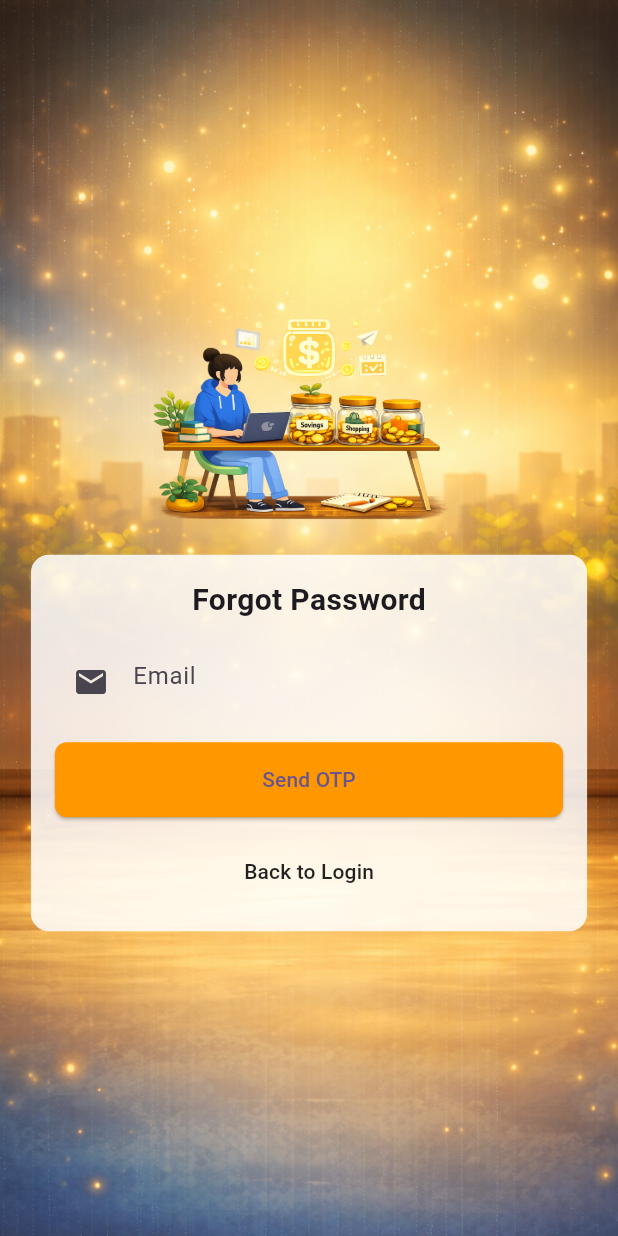
After one commit to hoangtv04/expense_jars_app, a Flutter app: the screen it shows after launch, after a tap on "Forgot password?", on a phone screen of 412 x 824 dp. The commit adds this screen. Run offline on Flutter 3.47's test engine with Material 3 defaults, Android fonts, the phone set to English and light mode, and no system bars; our stand-ins replace sqflite, sqflite_common_ffi; accounts and stored records are empty.

Commit message:
update successful resetpass, forgotpass

```diff
--- /dev/null
+++ b/lib/presentation/screens/forgot_password.dart
@@ -0,0 +1,254 @@
+import 'package:flutter/material.dart';
+import 'package:flutter_application_jars/controllers/user_controller.dart';
+
+class ForgotPasswordScreen extends StatefulWidget {
+  const ForgotPasswordScreen({super.key});
+
+  @override
+  State<ForgotPasswordScreen> createState() => _ForgotPasswordScreenState();
+}
+
+class _ForgotPasswordScreenState extends State<ForgotPasswordScreen> {
+  final _emailCtrl = TextEditingController();
+  final _otpCtrl = TextEditingController();
+  final _newPassCtrl = TextEditingController();
+  final _formKey = GlobalKey<FormState>();
+
+  final UserController _userController = UserController();
+
+  int _step = 1;
+  bool _isLoading = false;
+
+  @override
+  Widget build(BuildContext context) {
+    return Scaffold(
+      body: Stack(
+        children: [
+          // ===== BACKGROUND =====
+          Positioned.fill(
+            child: Image.asset('lib/assets/login_bg.png', fit: BoxFit.cover),
+          ),
+
+          // ===== BODY =====
+          Center(
+            child: SingleChildScrollView(
+              child: Padding(
+                padding: const EdgeInsets.all(16),
+                child: Form(
+                  key: _formKey,
+                  child: Column(
+                    children: [
+                      // ===== LOGO =====
+                      Image.asset('lib/assets/login.png', width: 220),
+                      const SizedBox(height: 20),
+
+                      if (_step == 1) _emailStep(),
+                      if (_step == 2) _otpStep(),
+                      if (_step == 3) _newPasswordStep(),
+                    ],
+                  ),
+                ),
+              ),
+            ),
+          ),
+        ],
+      ),
+    );
+  }
+
+  Widget _emailStep() {
+    return _card(
+      Column(
+        children: [
+          const Text(
+            'Forgot Password',
+            style: TextStyle(fontSize: 20, fontWeight: FontWeight.bold),
+          ),
+          const SizedBox(height: 16),
+          TextFormField(
+            controller: _emailCtrl,
+            decoration: const InputDecoration(
+              hintText: 'Email',
+              prefixIcon: Icon(Icons.email),
+              border: InputBorder.none,
+            ),
+            validator: (v) =>
+                v == null || v.isEmpty ? 'Email is required' : null,
+          ),
+          const SizedBox(height: 16),
+          _button(text: 'Send OTP', onPressed: _sendOtp),
+          const SizedBox(height: 12),
+          TextButton(
+            onPressed: () {
+              Navigator.pop(context); // back to Login
+            },
+            child: const Text(
+              'Back to Login',
+              style: TextStyle(color: Colors.black87, fontSize: 14),
+            ),
+          ),
+        ],
+      ),
+    );
+  }
+
+  Widget _otpStep() {
+    return _card(
+      Column(
+        children: [
+          const Text(
+            'Enter OTP',
+            style: TextStyle(fontSize: 18, fontWeight: FontWeight.bold),
+          ),
+          const SizedBox(height: 16),
+          TextFormField(
+            controller: _otpCtrl,
+            keyboardType: TextInputType.number,
+            decoration: const InputDecoration(
+              hintText: 'OTP Code',
+              prefixIcon: Icon(Icons.lock),
+              border: InputBorder.none,
+            ),
+            validator: (v) => v == null || v.length != 6 ? 'Invalid OTP' : null,
+          ),
+          const SizedBox(height: 16),
+          _button(text: 'Verify OTP', onPressed: _verifyOtp),
+          const SizedBox(height: 8),
+          TextButton(
+            onPressed: () {
+              setState(() {
+                _step = 1;
+                _otpCtrl.clear();
+              });
+            },
+            child: const Text(
+              'Back',
+              style: TextStyle(color: Colors.black87, fontSize: 14),
+            ),
+          ),
+        ],
+      ),
+    );
+  }
+
+  Widget _newPasswordStep() {
+    return _card(
+      Column(
+        children: [
+          const Text(
+            'New Password',
+            style: TextStyle(fontSize: 18, fontWeight: FontWeight.bold),
+          ),
+          const SizedBox(height: 16),
+          TextFormField(
+            controller: _newPassCtrl,
+            obscureText: true,
+            decoration: const InputDecoration(
+              hintText: 'New password',
+              prefixIcon: Icon(Icons.lock_outline),
+              border: InputBorder.none,
+            ),
+            validator: (v) => v == null || v.length < 6
+                ? 'Password must be at least 6 characters'
+                : null,
+          ),
+          const SizedBox(height: 16),
+          _button(text: 'Update Password', onPressed: _updatePassword),
+          const SizedBox(height: 8),
+          TextButton(
+            onPressed: () {
+              setState(() {
+                _step = 2;
+                _newPassCtrl.clear();
+              });
+            },
+            child: const Text(
+              'Back',
+              style: TextStyle(color: Colors.black87, fontSize: 14),
+            ),
+          ),
+        ],
+      ),
+    );
+  }
+
+  Widget _card(Widget child) {
+    return Container(
+      width: MediaQuery.of(context).size.width * .9,
+      padding: const EdgeInsets.all(16),
+      decoration: BoxDecoration(
+        color: Colors.white.withOpacity(.85),
+        borderRadius: BorderRadius.circular(12),
+      ),
+      child: child,
+    );
+  }
+
+  Widget _button({required String text, required VoidCallback onPressed}) {
+    return SizedBox(
+      width: double.infinity,
+      height: 50,
+      child: ElevatedButton(
+        onPressed: _isLoading ? null : onPressed,
+        style: ElevatedButton.styleFrom(
+          backgroundColor: Colors.orange,
+          shape: RoundedRectangleBorder(borderRadius: BorderRadius.circular(8)),
+        ),
+        child: _isLoading
+            ? const CircularProgressIndicator(color: Colors.white)
+            : Text(text),
+      ),
+    );
+  }
+
+  Future<void> _sendOtp() async {
+    if (!_formKey.currentState!.validate()) return;
+    setState(() => _isLoading = true);
+
+    final ok = await _userController.sendOtpToEmail(_emailCtrl.text.trim());
+
+    setState(() => _isLoading = false);
+    if (!ok) {
+      _toast('Email not found');
+      return;
+    }
+
+    _toast('OTP sent (check console)');
+    setState(() => _step = 2);
+  }
+
+  void _verifyOtp() {
+    if (!_formKey.currentState!.validate()) return;
+
+    if (!_userController.verifyOtp(_otpCtrl.text.trim())) {
+      _toast('Invalid OTP');
+      return;
+    }
+
+    setState(() => _step = 3);
+  }
+
+  Future<void> _updatePassword() async {
+    if (!_formKey.currentState!.validate()) return;
+    setState(() => _isLoading = true);
+
+    final ok = await _userController.resetPassword(
+      _emailCtrl.text.trim(),
+      _newPassCtrl.text.trim(),
+    );
+
+    setState(() => _isLoading = false);
+
+    if (!ok) {
+      _toast('Update failed');
+      return;
+    }
+
+    _toast('Password updated');
+    Navigator.pop(context);
+  }
+
+  void _toast(String msg) {
+    ScaffoldMessenger.of(context).showSnackBar(SnackBar(content: Text(msg)));
+  }
+}
--- a/lib/presentation/screens/login.dart
+++ b/lib/presentation/screens/login.dart
@@ -5,6 +5,7 @@ import 'package:flutter_application_jars/presentation/screens/signup.dart';
 import 'package:flutter_application_jars/presentation/widgets/auth_input.dart';
 import 'package:flutter_application_jars/presentation/widgets/auth_button.dart';
 import 'package:flutter_application_jars/presentation/screens/home.dart';
+import 'package:flutter_application_jars/presentation/screens/forgot_password.dart';
 
 class LoginScreen extends StatefulWidget {
   const LoginScreen({super.key});
@@ -60,6 +61,28 @@ class _LoginScreenState extends State<LoginScreen> {
                         onPressed: () {
                           setState(() => isVisible = !isVisible);
                         },
+                      ),
+                    ),
+
+                    Align(
+                      alignment: Alignment.centerRight,
+                      child: TextButton(
+                        onPressed: () {
+                          Navigator.push(
+                            context,
+                            MaterialPageRoute(
+                              builder: (_) => const ForgotPasswordScreen(),
+                            ),
+                          );
+                        },
+                        child: const Text(
+                          'Forgot password?',
+                          style: TextStyle(
+                            fontSize: 15, // 👈 to hơn
+                            fontWeight: FontWeight.w500,
+                            color: Colors.black, // 👈 màu đen
+                          ),
+                        ),
                       ),
                     ),
 
```
